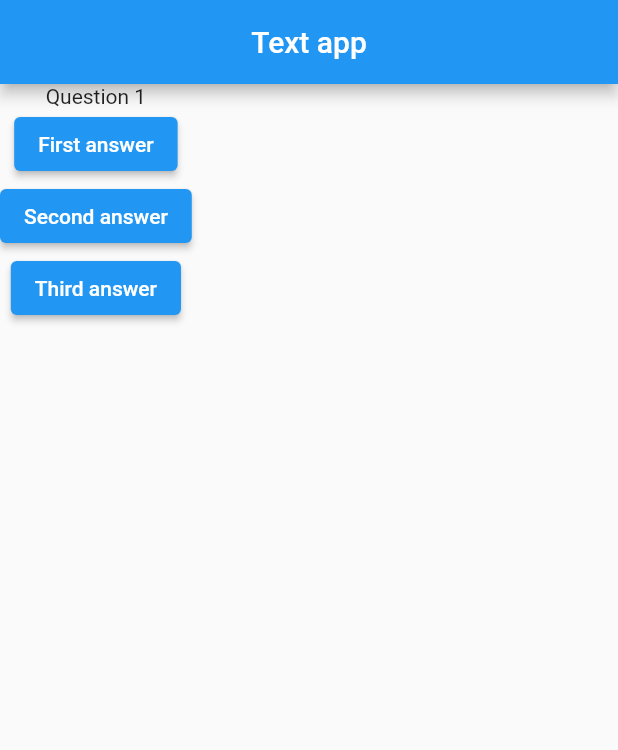
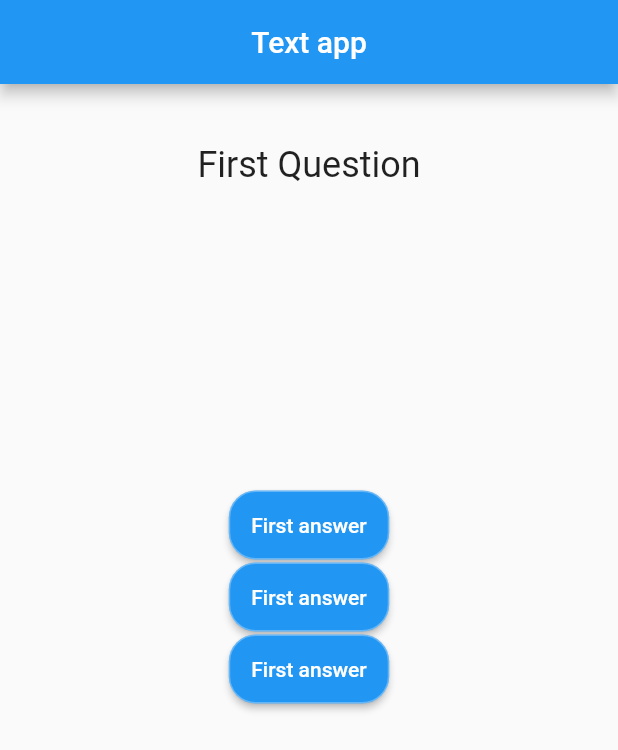
Before and after one commit to Yiukihiro/AniSearcher, a Flutter app: the screen it shows after launch, on a phone screen of 412 x 824 dp. Shown: the top 750 px of the screen. Run offline on Flutter 3.47's test engine with Material 2 defaults, Android fonts, the phone set to English and light mode, and no system bars.

Commit message:
Answer Button + Question Widget

```diff
--- /dev/null
+++ b/main app/starter/lib/answer.dart
@@ -0,0 +1,29 @@
+import 'package:flutter/material.dart';
+
+class Answer extends StatelessWidget {
+  final VoidCallback newIndex;
+
+  Answer(this.newIndex);
+
+  @override
+  Widget build(BuildContext context) {
+    return Container(
+      child: ElevatedButton(
+        onPressed: newIndex,
+        child: const Text(
+          'First answer',
+          style: TextStyle(fontSize: 14, color: Colors.white),
+        ),
+        style: ButtonStyle(
+          padding: MaterialStateProperty.all<EdgeInsets>(EdgeInsets.all(15)),
+          shape: MaterialStateProperty.all<RoundedRectangleBorder>(
+            RoundedRectangleBorder(
+              borderRadius: BorderRadius.circular(18.0),
+              side: BorderSide(color: Colors.white30),
+            ),
+          ),
+        ),
+      ),
+    );
+  }
+}
--- a/main app/starter/lib/main.dart
+++ b/main app/starter/lib/main.dart
@@ -2,29 +2,34 @@
 
 import 'package:flutter/material.dart';
 
-void main() => runApp(_Starter());
+import 'package:starter/question.dart';
+import 'package:starter/answer.dart';
 
-class _Starter extends StatefulWidget {
-  _Starter({Key? key}) : super(key: key);
+
+void main() => runApp(Starter());
+
+class Starter extends StatefulWidget {
+  Starter({Key? key}) : super(key: key);
 
   @override
-  State<_Starter> createState() => _StarterState();
+  State<Starter> createState() => _StarterState();
 }
 
-class _StarterState extends State<_Starter> {
-
+class _StarterState extends State<Starter> {
   var _questionIndex = 0;
-  void _questionNum(){
-    setState((){
-      _questionIndex = _questionIndex +1;
-      }
-      );
+  void _questionNum() {
+    setState(() {
+      _questionIndex = _questionIndex + 1;
+    });
     print(_questionIndex);
   }
 
   @override
   Widget build(BuildContext context) {
-    var _questions = ['Question 1', 'Question 2',];
+    var _questions = [
+      'First Question',
+      'Second Question or u will die in ten seconds?',
+    ];
     return MaterialApp(
       home: Scaffold(
         appBar: AppBar(
@@ -34,29 +39,12 @@ class _StarterState extends State<_Starter> {
         ),
         body: Column(
           children: [
-            Text(
-              _questions[_questionIndex],),
-            ElevatedButton(
-              onPressed: _questionNum,
-              child: const Text(
-                'First answer',
-                style: TextStyle(fontSize: 14),
-              ),
+            Question(
+              _questions[_questionIndex],
             ),
-            ElevatedButton(
-              onPressed: () => print('got secons'),
-              child: const Text(
-                'Second answer',
-                style: TextStyle(fontSize: 14),
-              ),
-            ),
-            ElevatedButton(
-              onPressed: () => print('got third'),
-              child: const Text(
-                'Third answer',
-                style: TextStyle(fontSize: 14),
-              ),
-            ),
+            Answer(_questionNum),
+            Answer(_questionNum),
+            Answer(_questionNum),
           ],
         ),
       ),
--- /dev/null
+++ b/main app/starter/lib/question.dart
@@ -0,0 +1,21 @@
+import 'package:flutter/material.dart';
+
+class Question extends StatelessWidget {
+  final String questionText;
+
+  Question(this.questionText);
+
+  @override
+  Widget build(BuildContext context) {
+    return Container(
+      width: double.infinity,
+      height: 190,
+      margin:const EdgeInsets.all(40),
+      child: Text(
+      questionText,
+      style: const TextStyle(fontSize: 24),
+      textAlign: TextAlign.center,
+    ),
+    );
+  }
+}
```
